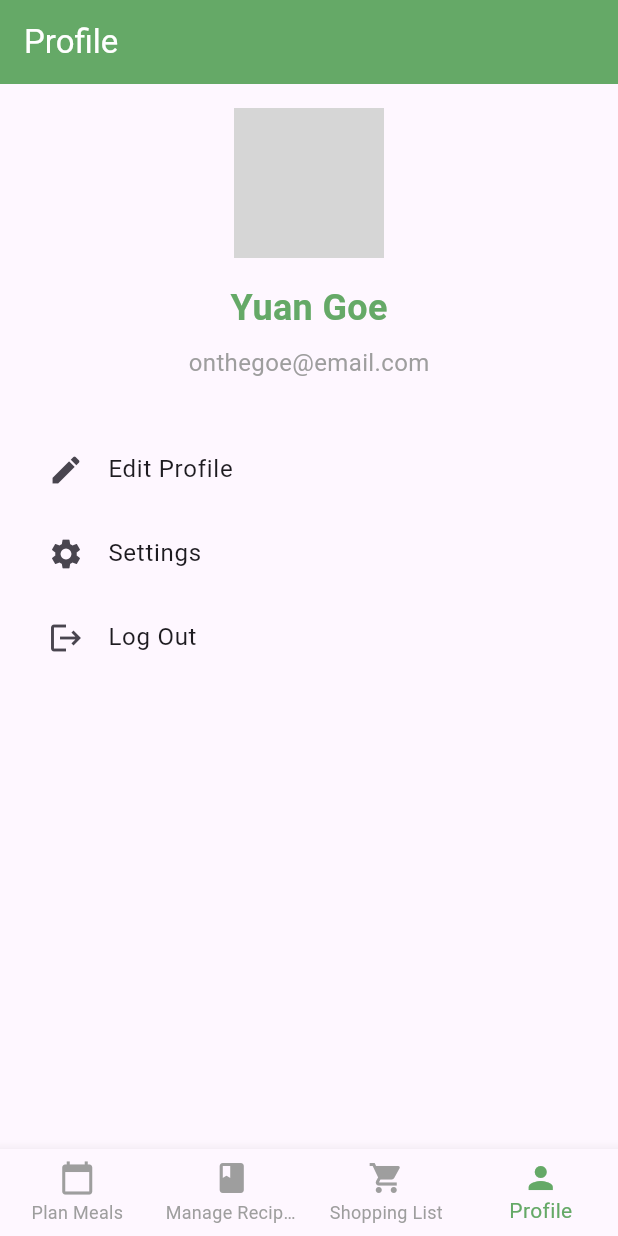
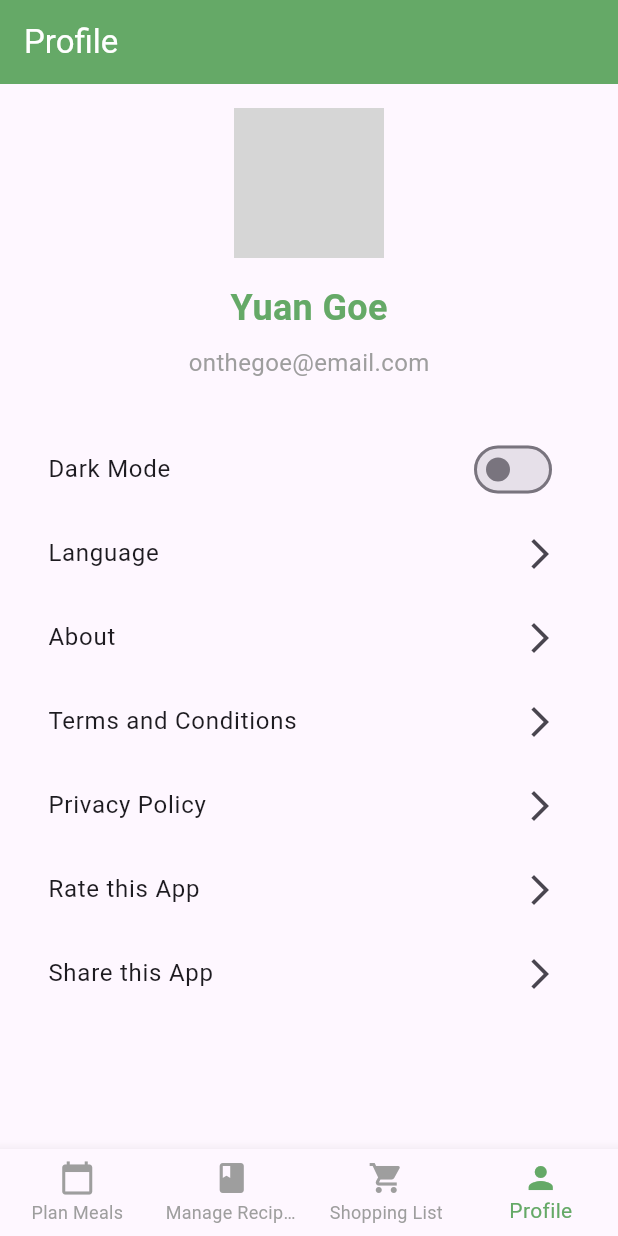
Before and after one commit to mirraiee/meal-planner, a Flutter app: the MainScreen screen opened directly, item 4 of the bottom bar chosen, on a phone screen of 412 x 824 dp. Run offline on Flutter 3.47's test engine with Material 3 defaults, Android fonts, the phone set to English and light mode, and no system bars; grey boxes are pictures that could not be loaded.

```diff
--- a/lib/screens/main_screen.dart
+++ b/lib/screens/main_screen.dart
@@ -74,3 +74,4 @@ class _MainScreenState extends State<MainScreen> {
     );
   }
 }
+//test
--- a/lib/screens/profile_screen.dart
+++ b/lib/screens/profile_screen.dart
@@ -1,8 +1,14 @@
 import 'package:flutter/material.dart';
 
-class ProfileScreen extends StatelessWidget {
+class ProfileScreen extends StatefulWidget {
   const ProfileScreen({super.key});
 
+  @override
+  State<ProfileScreen> createState() => _ProfileScreenState();
+}
+
+class _ProfileScreenState extends State<ProfileScreen> {
+  bool isDarkMode = false;
   @override
   Widget build(BuildContext context) {
     return Padding(
@@ -38,19 +44,43 @@ class ProfileScreen extends StatelessWidget {
             ),
           ),
           const SizedBox(height: 32),
+          SwitchListTile(
+            title: const Text('Dark Mode'),
+            value: isDarkMode,
+            onChanged: (bool value) {
+              setState(() {
+                isDarkMode = value;
+              });
+            },
+          ),
           ListTile(
-            leading: const Icon(Icons.edit),
-            title: const Text('Edit Profile'),
+            title: Text('Language'),
+            trailing: const Icon(Icons.arrow_forward_ios),
             onTap: () {},
           ),
           ListTile(
-            leading: const Icon(Icons.settings),
-            title: const Text('Settings'),
+            title: Text('About'),
+            trailing: const Icon(Icons.arrow_forward_ios),
             onTap: () {},
           ),
           ListTile(
-            leading: const Icon(Icons.logout),
-            title: const Text('Log Out'),
+            title: Text('Terms and Conditions'),
+            trailing: const Icon(Icons.arrow_forward_ios),
+            onTap: () {},
+          ),
+          ListTile(
+            title: Text('Privacy Policy'),
+            trailing: const Icon(Icons.arrow_forward_ios),
+            onTap: () {},
+          ),
+          ListTile(
+            title: Text('Rate this App'),
+            trailing: const Icon(Icons.arrow_forward_ios),
+            onTap: () {},
+          ),
+          ListTile(
+            title: Text('Share this App'),
+            trailing: const Icon(Icons.arrow_forward_ios),
             onTap: () {},
           ),
         ],
```
